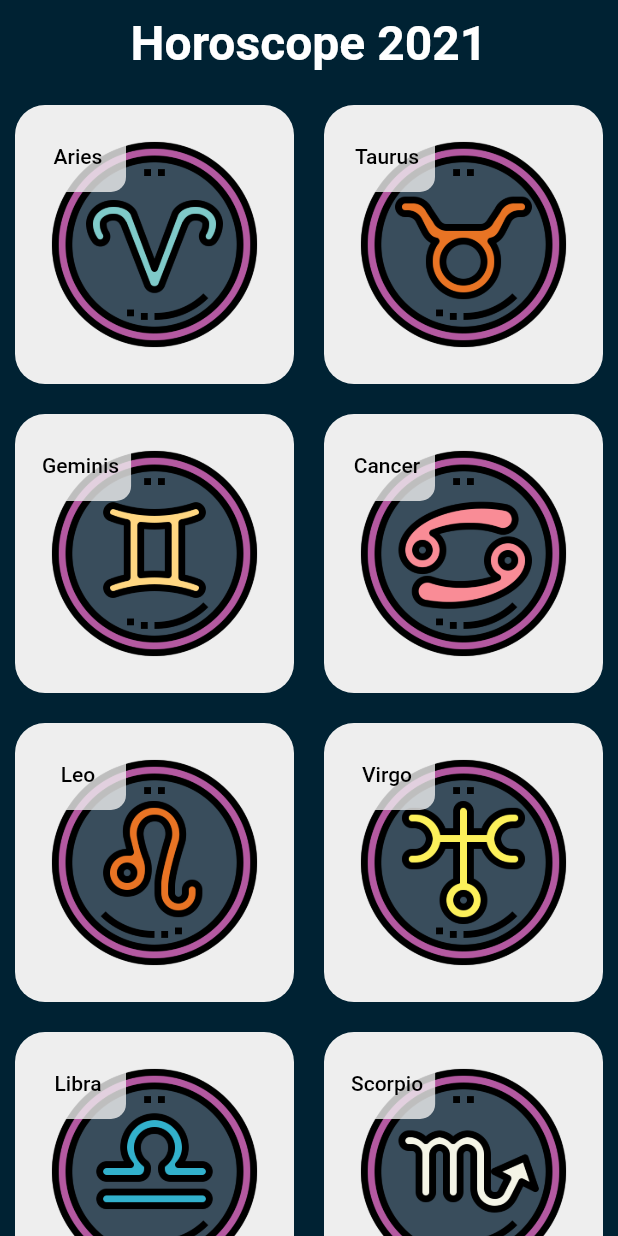
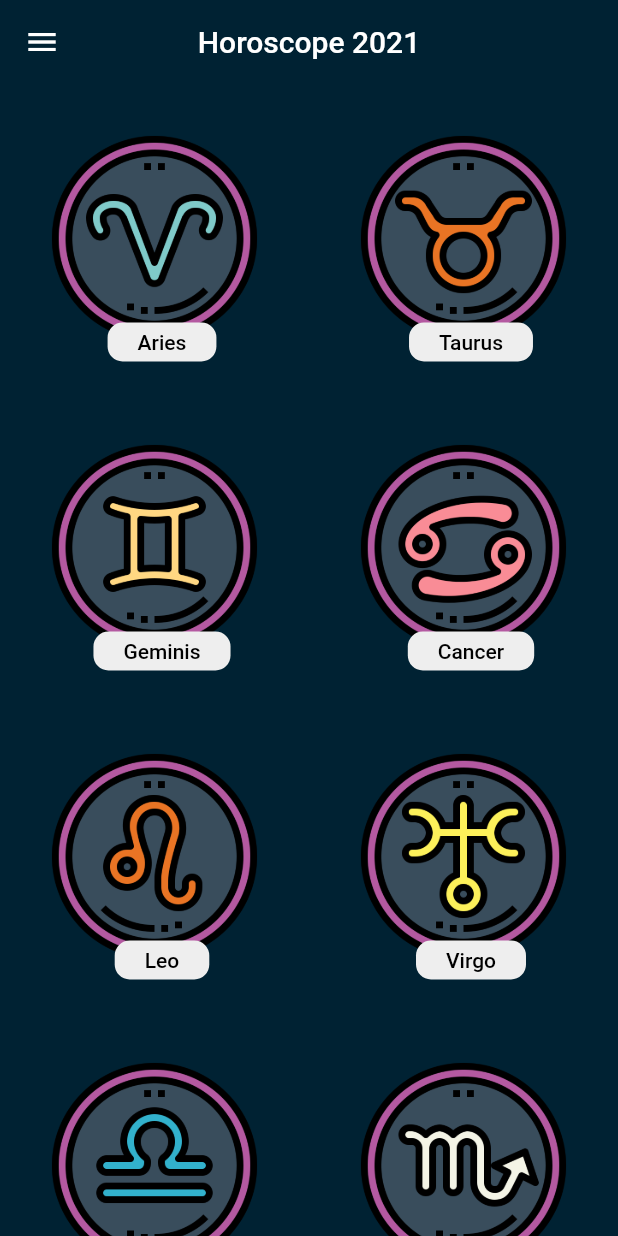
Before and after one commit to Lokocr/HoroscopoApp, a Flutter app: the screen it shows after launch, on a phone screen of 412 x 824 dp. Run offline on Flutter 3.47's test engine with Material 2 defaults, Android fonts, the phone set to English and light mode, and no system bars.

Commit message:
Se modifica el layout
Se define el layout final de la pagina principal de la aplicacion

```diff
--- a/app/flutter_horoscopo/lib/main.dart
+++ b/app/flutter_horoscopo/lib/main.dart
@@ -59,10 +59,16 @@ class MyApp extends StatelessWidget {
       home: Scaffold(
         backgroundColor: const Color(0xFF002233),
         drawer: _DrawerPrincipal(),
+        appBar: AppBar(
+          title: Text('Horoscope ${annioActual.year}'),
+          centerTitle: true,
+          backgroundColor: const Color(0xFF002233),
+          elevation: 0,
+        ),
         body: SafeArea(
           child: Column(
             children: [
-              _AppBar(),
+              // _AppBar(),
               _MenuPrincipal(),
             ],
           ),
@@ -110,10 +116,6 @@ class _MenuPrincipal extends StatelessWidget {
             return Container(
               width: double.infinity,
               margin: EdgeInsets.all(10),
-              decoration: BoxDecoration(
-                color: Colors.grey.shade200,
-                borderRadius: BorderRadius.all(Radius.circular(20)),
-              ),
               child: Stack(
                 children: [
                   Container(
@@ -124,17 +126,21 @@ class _MenuPrincipal extends StatelessWidget {
                     ),
                   ),
                   Container(
+                    alignment: Alignment.bottomCenter,
                     margin: EdgeInsets.fromLTRB(10, 10, 0, 0),
-                    decoration: BoxDecoration(
-                      color: Colors.grey.shade200.withOpacity(0.8),
-                      borderRadius: BorderRadius.circular(10),
-                    ),
                     child: TextButton(
                       onPressed: () => {debugPrint('Prueba ${entries[index]}')},
-                      child: Text(
-                        '${entries[index]}',
-                        style: TextStyle(
-                          color: Colors.black,
+                      child: Container(
+                        padding: EdgeInsets.fromLTRB(20, 5, 20, 5),
+                        decoration: BoxDecoration(
+                          color: Colors.grey.shade200,
+                          borderRadius: BorderRadius.circular(10),
+                        ),
+                        child: Text(
+                          '${entries[index]}',
+                          style: TextStyle(
+                            color: Colors.black,
+                          ),
                         ),
                       ),
                     ),
```
